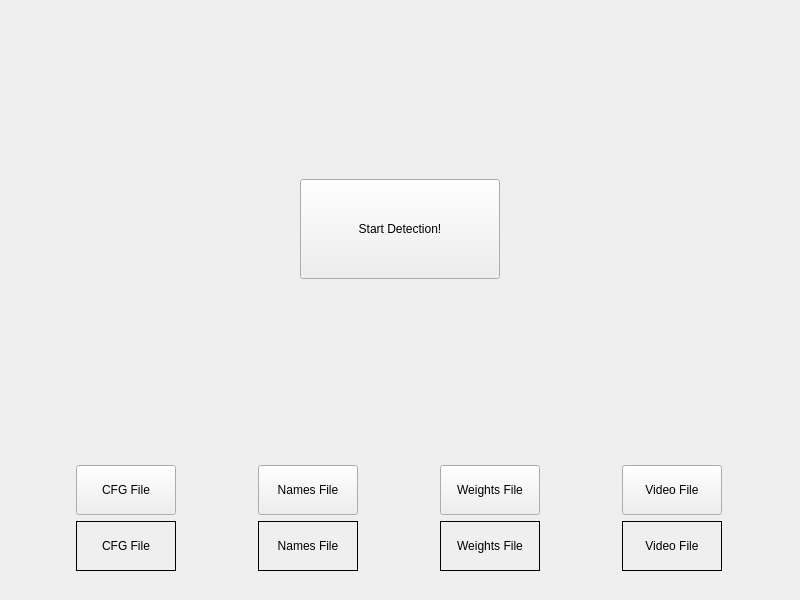
Old version of the form ui/mainwindow.ui in the repository angeligareta/SaferAuto.
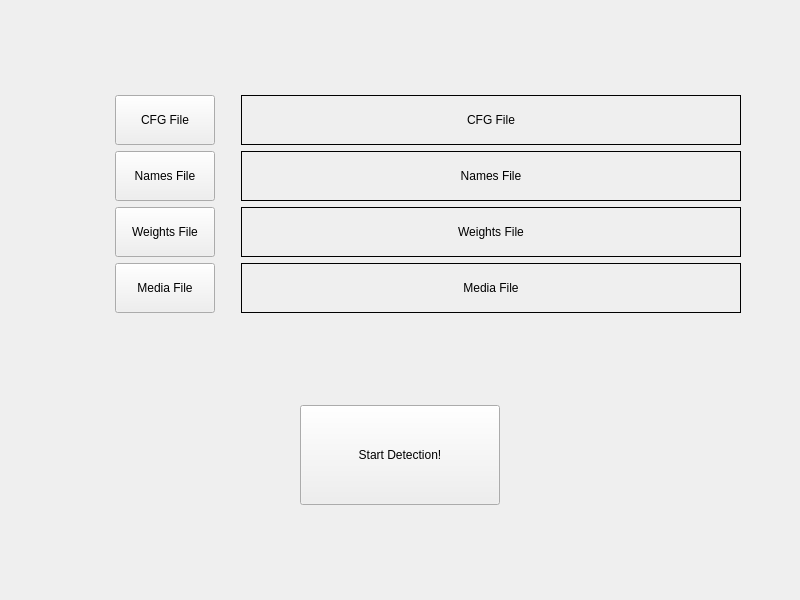
New version of the form.

Diff of the .ui file:
```diff
--- a/ui/mainwindow.ui
+++ b/ui/mainwindow.ui
@@ -14,39 +14,31 @@
    <string>SaferAuto</string>
   </property>
   <widget class="QWidget" name="centralwidget">
-   <widget class="QWidget" name="verticalLayoutWidget">
-    <property name="geometry">
-     <rect>
-      <x>0</x>
-      <y>0</y>
-      <width>801</width>
-      <height>571</height>
-     </rect>
-    </property>
+   <layout class="QVBoxLayout" name="verticalLayout_3">
+    <item>
+     <layout class="QHBoxLayout" name="horizontalLayout">
+      <item>
     <layout class="QVBoxLayout" name="verticalLayout">
-     <item alignment="Qt::AlignHCenter|Qt::AlignVCenter">
-      <widget class="QPushButton" name="pushButton">
-       <property name="minimumSize">
-        <size>
-         <width>200</width>
-         <height>100</height>
-        </size>
-       </property>
-       <property name="maximumSize">
-        <size>
-         <width>200</width>
-         <height>100</height>
-        </size>
-       </property>
-       <property name="text">
-        <string>Start Detection!</string>
-       </property>
-      </widget>
-     </item>
-     <item>
-      <layout class="QHBoxLayout" name="buttonLayout">
-       <item>
+        <property name="sizeConstraint">
+         <enum>QLayout::SetFixedSize</enum>
+        </property>
+        <property name="rightMargin">
+         <number>20</number>
+        </property>
+        <item alignment="Qt::AlignRight">
         <widget class="QPushButton" name="cfgButton">
+          <property name="sizePolicy">
+           <sizepolicy hsizetype="Fixed" vsizetype="Fixed">
+            <horstretch>0</horstretch>
+            <verstretch>0</verstretch>
+           </sizepolicy>
+          </property>
+          <property name="minimumSize">
+           <size>
+            <width>100</width>
+            <height>50</height>
+           </size>
+          </property>
          <property name="maximumSize">
           <size>
            <width>100</width>
@@ -58,8 +50,20 @@
          </property>
         </widget>
        </item>
-       <item>
+        <item alignment="Qt::AlignRight">
         <widget class="QPushButton" name="namesButton">
+          <property name="sizePolicy">
+           <sizepolicy hsizetype="Fixed" vsizetype="Fixed">
+            <horstretch>0</horstretch>
+            <verstretch>0</verstretch>
+           </sizepolicy>
+          </property>
+          <property name="minimumSize">
+           <size>
+            <width>100</width>
+            <height>50</height>
+           </size>
+          </property>
          <property name="maximumSize">
           <size>
            <width>100</width>
@@ -71,8 +75,20 @@
          </property>
         </widget>
        </item>
-       <item>
+        <item alignment="Qt::AlignRight">
         <widget class="QPushButton" name="weightsButton">
+          <property name="sizePolicy">
+           <sizepolicy hsizetype="Fixed" vsizetype="Fixed">
+            <horstretch>0</horstretch>
+            <verstretch>0</verstretch>
+           </sizepolicy>
+          </property>
+          <property name="minimumSize">
+           <size>
+            <width>100</width>
+            <height>50</height>
+           </size>
+          </property>
          <property name="maximumSize">
           <size>
            <width>100</width>
@@ -84,8 +100,20 @@
          </property>
         </widget>
        </item>
-       <item>
-        <widget class="QPushButton" name="videoButton">
+        <item alignment="Qt::AlignRight">
+         <widget class="QPushButton" name="mediaButton">
+          <property name="sizePolicy">
+           <sizepolicy hsizetype="Fixed" vsizetype="Fixed">
+            <horstretch>0</horstretch>
+            <verstretch>0</verstretch>
+           </sizepolicy>
+          </property>
+          <property name="minimumSize">
+           <size>
+            <width>100</width>
+            <height>50</height>
+           </size>
+          </property>
          <property name="maximumSize">
           <size>
            <width>100</width>
@@ -93,25 +121,28 @@
           </size>
          </property>
          <property name="text">
-          <string>Video File</string>
+           <string>Media File</string>
          </property>
         </widget>
        </item>
       </layout>
      </item>
      <item>
-      <layout class="QHBoxLayout" name="tagLayout">
+       <layout class="QVBoxLayout" name="verticalLayout_2">
+        <property name="rightMargin">
+         <number>50</number>
+        </property>
        <item>
         <widget class="QLabel" name="cfgTag">
          <property name="minimumSize">
           <size>
-           <width>100</width>
+            <width>500</width>
            <height>50</height>
           </size>
          </property>
          <property name="maximumSize">
           <size>
-           <width>100</width>
+            <width>500</width>
            <height>50</height>
           </size>
          </property>
@@ -130,13 +161,13 @@
         <widget class="QLabel" name="namesTag">
          <property name="minimumSize">
           <size>
-           <width>100</width>
+            <width>500</width>
            <height>50</height>
           </size>
          </property>
          <property name="maximumSize">
           <size>
-           <width>100</width>
+            <width>500</width>
            <height>50</height>
           </size>
          </property>
@@ -155,13 +186,13 @@
         <widget class="QLabel" name="weightsTag">
          <property name="minimumSize">
           <size>
-           <width>100</width>
+            <width>500</width>
            <height>50</height>
           </size>
          </property>
          <property name="maximumSize">
           <size>
-           <width>100</width>
+            <width>500</width>
            <height>50</height>
           </size>
          </property>
@@ -171,22 +202,28 @@
          <property name="text">
           <string>Weights File</string>
          </property>
+          <property name="textFormat">
+           <enum>Qt::RichText</enum>
+          </property>
+          <property name="scaledContents">
+           <bool>false</bool>
+          </property>
          <property name="alignment">
           <set>Qt::AlignCenter</set>
          </property>
         </widget>
        </item>
-       <item>
-        <widget class="QLabel" name="videoTag">
+        <item alignment="Qt::AlignHCenter">
+         <widget class="QLabel" name="mediaTag">
          <property name="minimumSize">
           <size>
-           <width>100</width>
+            <width>500</width>
            <height>50</height>
           </size>
          </property>
          <property name="maximumSize">
           <size>
-           <width>100</width>
+            <width>500</width>
            <height>50</height>
           </size>
          </property>
@@ -194,7 +231,7 @@
           <enum>QFrame::Box</enum>
          </property>
          <property name="text">
-          <string>Video File</string>
+           <string>Media File</string>
          </property>
          <property name="alignment">
           <set>Qt::AlignCenter</set>
@@ -204,7 +241,27 @@
       </layout>
      </item>
     </layout>
-   </widget>
+    </item>
+    <item alignment="Qt::AlignHCenter">
+     <widget class="QPushButton" name="pushButton">
+      <property name="minimumSize">
+       <size>
+        <width>200</width>
+        <height>100</height>
+       </size>
+      </property>
+      <property name="maximumSize">
+       <size>
+        <width>200</width>
+        <height>100</height>
+       </size>
+      </property>
+      <property name="text">
+       <string>Start Detection!</string>
+      </property>
+     </widget>
+    </item>
+   </layout>
   </widget>
   <widget class="QMenuBar" name="menubar">
    <property name="geometry">
```
Lines whose indentation alone changed are shown as unchanged.
